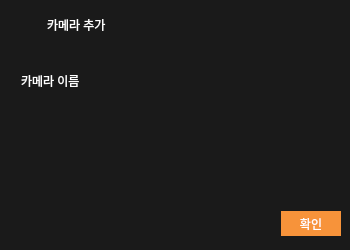
Above: dms_central/adddriverdialog.ui from veda-team4/dms before the change. Below: the same form after it.
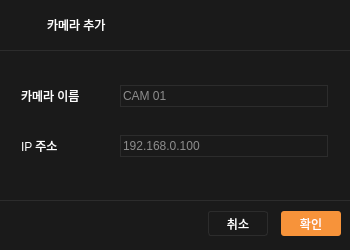
That is the form after the change. Icons and pictures are not drawn.

The edit to the form file:
```diff
--- a/dms_central/adddriverdialog.ui
+++ b/dms_central/adddriverdialog.ui
@@ -14,8 +14,8 @@
    <string>Dialog</string>
   </property>
   <property name="styleSheet">
-   <string notr="true">background-color: rgb(26, 26, 26);
-border: 1px bold;
+   <string notr="true">background-color: rgba(26, 26, 26, 1);
+border: 1px;
 border-color: #2C2C2C;
 </string>
   </property>
@@ -34,7 +34,16 @@
     </font>
    </property>
    <property name="styleSheet">
-    <string notr="true">color: #2C2C2C;</string>
+    <string notr="true">background-color: rgba(44, 44, 44, 1);</string>
+   </property>
+   <property name="frameShadow">
+    <enum>QFrame::Shadow::Sunken</enum>
+   </property>
+   <property name="lineWidth">
+    <number>1</number>
+   </property>
+   <property name="midLineWidth">
+    <number>0</number>
    </property>
    <property name="orientation">
     <enum>Qt::Orientation::Horizontal</enum>
@@ -55,7 +64,7 @@
     </font>
    </property>
    <property name="styleSheet">
-    <string notr="true">color: #2C2C2C;</string>
+    <string notr="true">background-color: rgba(44, 44, 44, 1);</string>
    </property>
    <property name="orientation">
     <enum>Qt::Orientation::Horizontal</enum>
@@ -110,7 +119,7 @@
    <property name="geometry">
     <rect>
      <x>21</x>
-     <y>70</y>
+     <y>85</y>
      <width>307</width>
      <height>22</height>
     </rect>
@@ -145,11 +154,18 @@
      </rect>
     </property>
     <property name="styleSheet">
-     <string notr="true">font: 8pt &quot;hanwhaGothic&quot;;
-color: white;</string>
+     <string notr="true">border: 1px solid rgba(44, 44, 44, 1);
+font: 8pt &quot;hanwhaGothic&quot;;
+color: white;
+
+
+</string>
+    </property>
+    <property name="text">
+     <string/>
     </property>
     <property name="placeholderText">
-     <string extracomment="CAM 01"/>
+     <string>CAM 01</string>
     </property>
    </widget>
   </widget>
@@ -165,12 +181,84 @@
    <property name="styleSheet">
     <string notr="true">font: 9pt &quot;hanwhaGothic&quot;;
 color: white;
-background-color: #F7933A;</string>
+background-color: #F7933A;
+border-radius: 3px;</string>
    </property>
    <property name="text">
     <string>확인</string>
    </property>
   </widget>
+  <widget class="QWidget" name="widget_3" native="true">
+   <property name="geometry">
+    <rect>
+     <x>21</x>
+     <y>135</y>
+     <width>307</width>
+     <height>22</height>
+    </rect>
+   </property>
+   <property name="styleSheet">
+    <string notr="true">background: transparent;</string>
+   </property>
+   <widget class="QLabel" name="label_4">
+    <property name="geometry">
+     <rect>
+      <x>0</x>
+      <y>4</y>
+      <width>64</width>
+      <height>14</height>
+     </rect>
+    </property>
+    <property name="styleSheet">
+     <string notr="true">font: 9pt &quot;hanwhaGothic&quot;;
+color: white;</string>
+    </property>
+    <property name="text">
+     <string>IP 주소</string>
+    </property>
+   </widget>
+   <widget class="QLineEdit" name="lineEdit_2">
+    <property name="geometry">
+     <rect>
+      <x>99</x>
+      <y>0</y>
+      <width>208</width>
+      <height>22</height>
+     </rect>
+    </property>
+    <property name="styleSheet">
+     <string notr="true">font: 8pt &quot;hanwhaGothic&quot;;
+color: white;
+border: 1px solid rgba(44, 44, 44, 1);</string>
+    </property>
+    <property name="text">
+     <string/>
+    </property>
+    <property name="placeholderText">
+     <string extracomment="192.168.0.100">192.168.0.100</string>
+    </property>
+   </widget>
+  </widget>
+  <widget class="QPushButton" name="pushButton_2">
+   <property name="geometry">
+    <rect>
+     <x>208</x>
+     <y>211</y>
+     <width>60</width>
+     <height>25</height>
+    </rect>
+   </property>
+   <property name="styleSheet">
+    <string notr="true">font: 9pt &quot;hanwhaGothic&quot;;
+color: white;
+background-color: transparent;
+border: 1px solid rgba(44, 44, 44, 1);
+border-radius: 3px;</string>
+   </property>
+   <property name="text">
+    <string>취소</string>
+   </property>
+  </widget>
   <zorder>line_2</zorder>
   <zorder>widget</zorder>
   <zorder>line</zorder>
```
Left out of the diff: 4 changed lines with no effect on the pictures.
